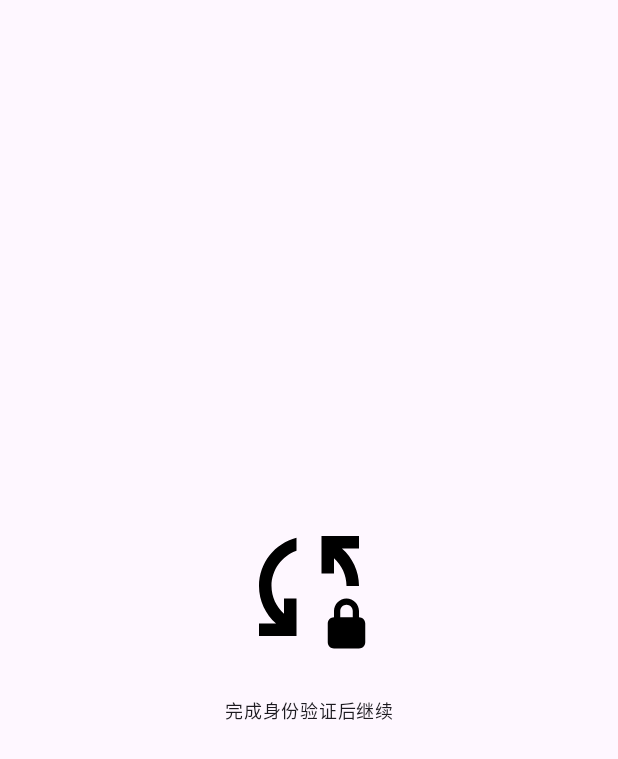
After one commit to XuanRanDev/CodeBook, an Android app: the layout dialog_verfiy.xml on its own in the app's theme, with its tools: preview values and no code run, on a phone screen of 412 x 824 dp. The commit adds this screen. Shown: the top 759 px of the screen. Run offline under Robolectric (Android 15) with nearby library versions, the phone set to English and light mode, and no system bars.

Commit message:
feat:完善指纹/密码认证

```diff
--- /dev/null
+++ b/app/src/main/res/drawable/baseline_sync_lock_24.xml
@@ -0,0 +1,5 @@
+<vector xmlns:android="http://schemas.android.com/apk/res/android" android:height="200dp" android:tint="#000000" android:viewportHeight="24" android:viewportWidth="24" android:width="200dp">
+
+    <path android:fillColor="@android:color/white" android:pathData="M10,4.26v2.09C7.67,7.18 6,9.39 6,12c0,1.77 0.78,3.34 2,4.44V14h2v6H4v-2h2.73C5.06,16.54 4,14.4 4,12C4,8.27 6.55,5.15 10,4.26zM20,4h-6v6h2V7.56c1.22,1.1 2,2.67 2,4.44h2c0,-2.4 -1.06,-4.54 -2.73,-6H20V4zM20,17v-1c0,-1.1 -0.9,-2 -2,-2s-2,0.9 -2,2v1c-0.55,0 -1,0.45 -1,1v3c0,0.55 0.45,1 1,1h4c0.55,0 1,-0.45 1,-1v-3C21,17.45 20.55,17 20,17zM19,17h-2v-1c0,-0.55 0.45,-1 1,-1s1,0.45 1,1V17z"/>
+
+</vector>
--- /dev/null
+++ b/app/src/main/res/layout/dialog_verfiy.xml
@@ -0,0 +1,25 @@
+<?xml version="1.0" encoding="utf-8"?>
+<LinearLayout xmlns:android="http://schemas.android.com/apk/res/android"
+    xmlns:tools="http://schemas.android.com/tools"
+    android:layout_width="match_parent"
+    android:layout_height="match_parent"
+    android:orientation="vertical"
+    android:padding="16dp"
+    android:gravity="center"
+    tools:context=".MainActivity">
+
+    <ImageView
+        android:layout_width="100dp"
+        android:layout_height="100dp"
+        android:src="@drawable/baseline_sync_lock_24" />
+
+    <TextView
+        android:layout_width="wrap_content"
+        android:layout_height="wrap_content"
+        android:layout_marginStart="24dp"
+        android:layout_marginTop="24dp"
+        android:layout_marginEnd="24dp"
+        android:text="@string/finish_verfig"
+        android:textAppearance="?attr/textAppearanceLabelMedium"
+        android:textColor="?attr/colorOnSurface" />
+</LinearLayout>
--- a/app/src/main/res/values/strings.xml
+++ b/app/src/main/res/values/strings.xml
@@ -47,4 +47,6 @@
     <string name="set_password">请输入要设置的密码</string>
     <string name="set_password_tips">密码设置后若忘记，将无法找回您的数据。</string>
     <string name="search_hint">搜索...</string>
+    <string name="verify_title">完成验证</string>
+    <string name="finish_verfig">完成身份验证后继续</string>
 </resources>
```
Also changed, not shown: app/src/main/java/dev/xuanran/codebook/MainActivity.java (+64 -44 lines), app/src/main/java/dev/xuanran/codebook/callback/CipherStrategyCallback.java (added, +7 -0 lines).
